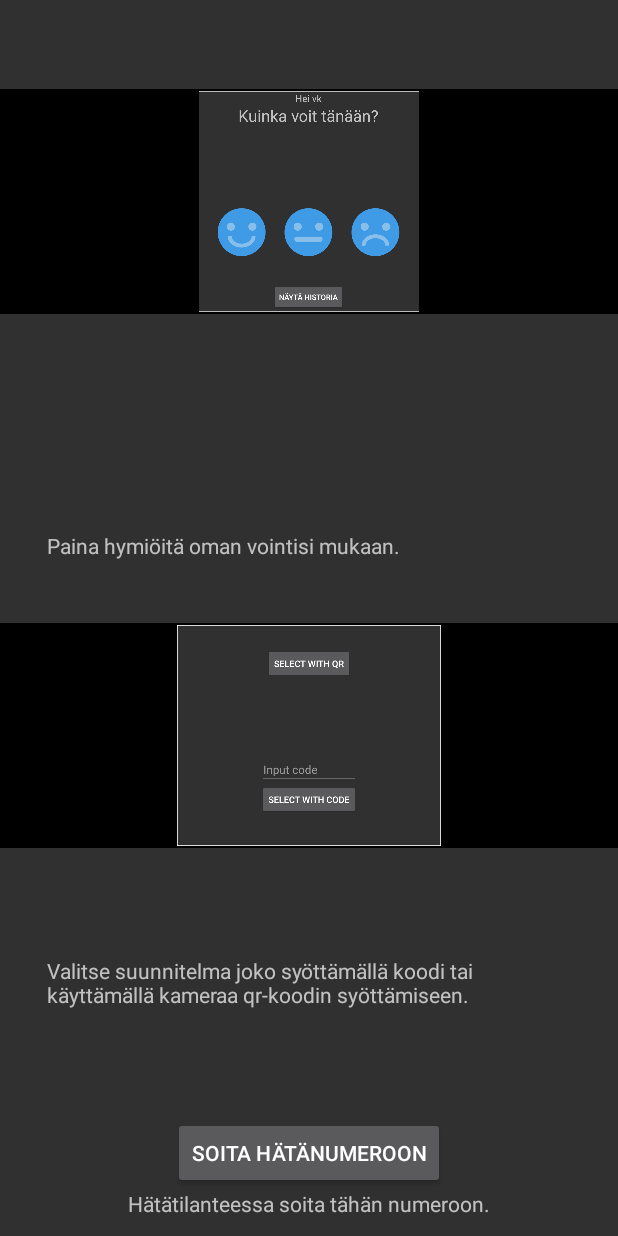
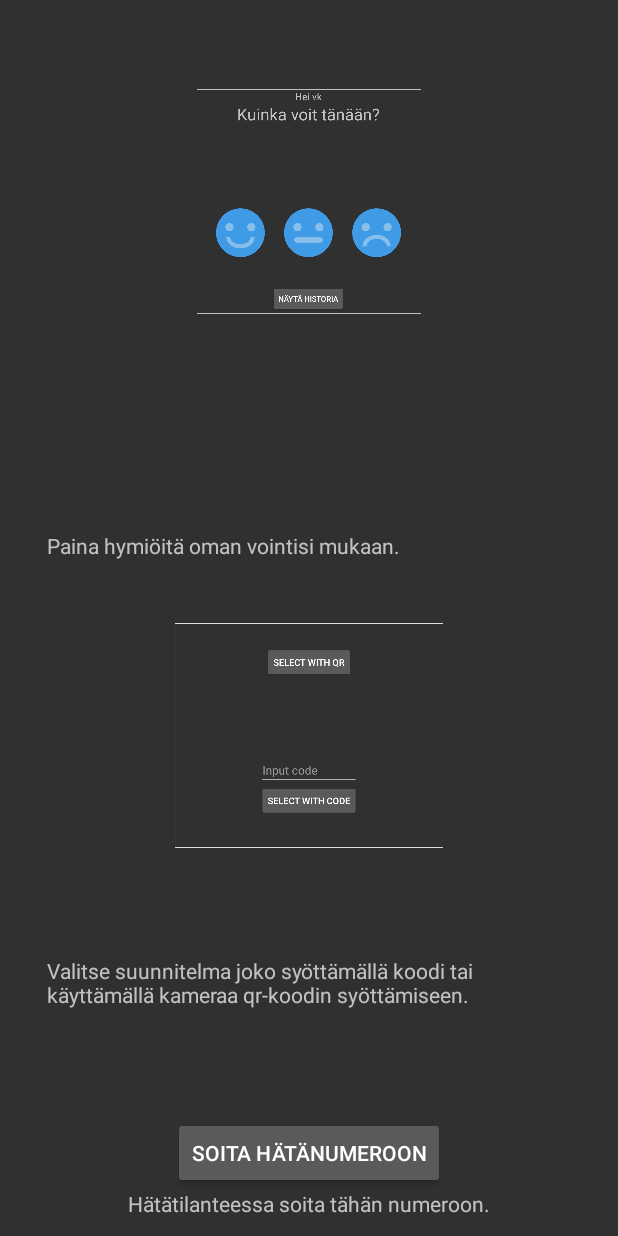
Before and after one commit to kelo221/Health_Application, an Android app: the fragment HelpFragment shown on its own in the app's theme, on a phone screen of 412 x 824 dp. Run offline under Robolectric (Android 15) with nearby library versions, the phone set to English and light mode, and no system bars.

Commit message:
Fixed my own bad test for help fragment (image border with padding)

```diff
--- a/app/src/main/res/layout/fragment_help.xml
+++ b/app/src/main/res/layout/fragment_help.xml
@@ -38,8 +38,6 @@
             android:layout_width="0dp"
             android:layout_height="150dp"
             android:src="@drawable/home_helper"
-            android:background="#000000"
-            android:padding="1dp"
             app:layout_constraintBottom_toTopOf="@+id/buttonCall"
             app:layout_constraintEnd_toEndOf="parent"
             app:layout_constraintStart_toStartOf="parent"
@@ -63,8 +61,6 @@
             android:layout_width="0dp"
             android:layout_height="150sp"
             android:src="@drawable/qr_helper"
-            android:background="#000000"
-            android:padding="1dp"
             app:layout_constraintBottom_toTopOf="@+id/buttonCall"
             app:layout_constraintEnd_toEndOf="parent"
             app:layout_constraintStart_toStartOf="parent"
```
